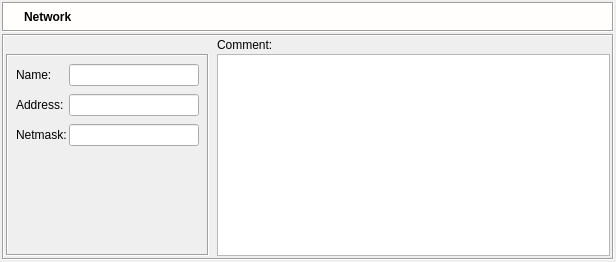
fwbuilder/fwbuilder, file src/gui/networkdialog_q.ui: the form before one commit.
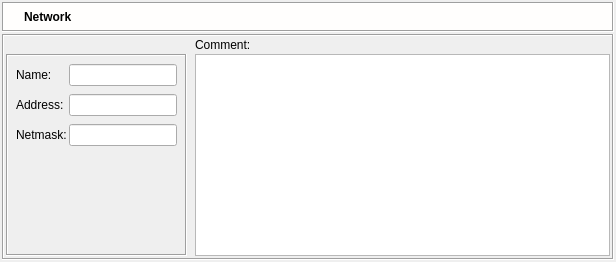
The form after the commit. Icons and pictures are not drawn.

The edit to the form file:
```diff
--- a/src/gui/networkdialog_q.ui
+++ b/src/gui/networkdialog_q.ui
@@ -394,7 +394,7 @@
              </property>
              <property name="minimumSize" >
               <size>
-               <width>130</width>
+               <width>0</width>
                <height>0</height>
               </size>
              </property>
```
